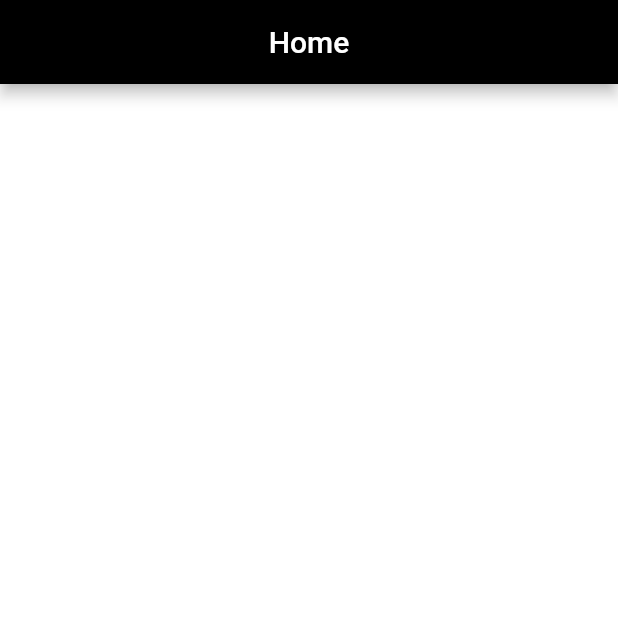
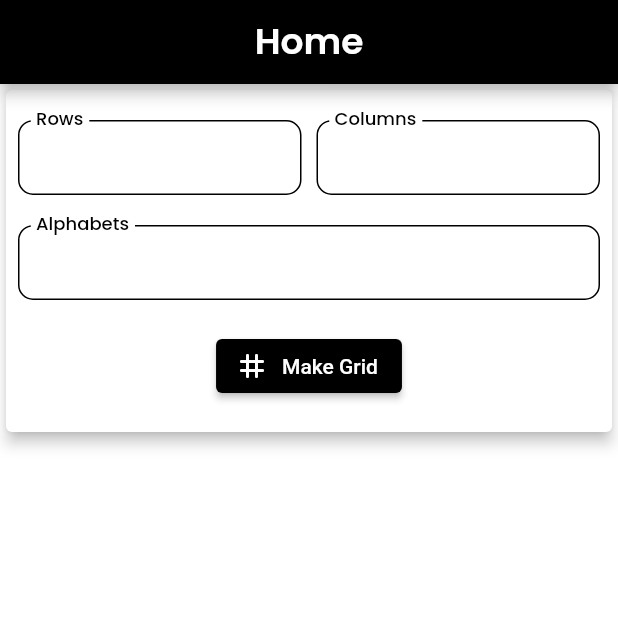
Before and after one commit to amrith-nath/Mobigic_test, a Flutter app: the screen it shows after launch, on a phone screen of 412 x 824 dp, the top half of it. Run offline on Flutter 3.47's test engine with Material 2 defaults, Android fonts, the phone set to English and light mode, and no system bars; our stand-ins replace animated_text_kit, get, google_fonts.

Commit message:
home screen completed

```diff
--- /dev/null
+++ b/lib/controllers/grid_controller/grid_controller.dart
@@ -0,0 +1,3 @@
+import 'package:get/get.dart';
+
+class GridController extends GetxController {}
--- a/lib/main.dart
+++ b/lib/main.dart
@@ -1,6 +1,6 @@
 import 'package:flutter/material.dart';
 import 'package:get/get.dart';
-import 'package:mobigic_test/views/core/colors/colors.dart';
+import 'package:mobigic_test/views/core/theme/theme.dart';
 import 'package:mobigic_test/views/splash/screen_splash.dart';
 
 void main() {
@@ -13,13 +13,9 @@ class MyApp extends StatelessWidget {
   @override
   Widget build(BuildContext context) {
     return GetMaterialApp(
-      debugShowCheckedModeBanner: true,
+      debugShowCheckedModeBanner: false,
       title: 'Mobigic demo',
-      theme: ThemeData(
-        primarySwatch: Colors.blue,
-        scaffoldBackgroundColor: kWhite,
-        appBarTheme: const AppBarTheme(backgroundColor: kBlack),
-      ),
+      theme: MyTheme.kThemeData,
       home: const ScreenSplash(),
     );
   }
--- /dev/null
+++ b/lib/views/core/constants/constants.dart
@@ -0,0 +1,8 @@
+import 'package:flutter/material.dart';
+
+var kHeight = const SizedBox(
+  height: 20,
+);
+var kwidth = const SizedBox(
+  width: 10,
+);
--- a/lib/views/core/fonts/fonts.dart
+++ b/lib/views/core/fonts/fonts.dart
@@ -1,12 +1,21 @@
 import 'package:flutter/material.dart';
 import 'package:google_fonts/google_fonts.dart';
+import 'package:mobigic_test/views/core/colors/colors.dart';
 
 class GoogleFont {
-  static final TextStyle splashStyle = GoogleFonts.manrope(
+  static final TextStyle splashStyle = GoogleFonts.poppins(
     fontSize: 48,
     fontWeight: FontWeight.w600,
     letterSpacing: 2,
-    color: Colors.black,
+    color: kBlack,
+    // decoration: TextDecoration.underline,
+  );
+  static final TextStyle appBarStyle = GoogleFonts.poppins(
+    fontSize: 24, fontWeight: FontWeight.w600, color: kWhite,
+    // decoration: TextDecoration.underline,
+  );
+  static final TextStyle textFieldStyle = GoogleFonts.poppins(
+    fontSize: 16, fontWeight: FontWeight.w500, color: kBlack,
     // decoration: TextDecoration.underline,
   );
 }
--- /dev/null
+++ b/lib/views/core/theme/theme.dart
@@ -0,0 +1,16 @@
+import 'package:flutter/material.dart';
+import 'package:mobigic_test/views/core/fonts/fonts.dart';
+
+import '../colors/colors.dart';
+
+class MyTheme {
+  static var kThemeData = ThemeData(
+    primarySwatch: Colors.blue,
+    scaffoldBackgroundColor: kWhite,
+    appBarTheme: AppBarTheme(
+      backgroundColor: kBlack,
+      centerTitle: true,
+      titleTextStyle: GoogleFont.appBarStyle,
+    ),
+  );
+}
--- a/lib/views/home/screen_home.dart
+++ b/lib/views/home/screen_home.dart
@@ -1,6 +1,6 @@
 import 'package:flutter/material.dart';
-import 'package:flutter/src/widgets/container.dart';
-import 'package:flutter/src/widgets/framework.dart';
+
+import 'widgets/input_card_widget.dart';
 
 class ScreenHome extends StatelessWidget {
   const ScreenHome({super.key});
@@ -9,8 +9,14 @@ class ScreenHome extends StatelessWidget {
   Widget build(BuildContext context) {
     return Scaffold(
       appBar: AppBar(
-        title: Text('Home'),
-        centerTitle: true,
+        title: const Text(
+          'Home',
+        ),
+      ),
+      body: Column(
+        children: [
+          InputCardWidget(),
+        ],
       ),
     );
   }
--- /dev/null
+++ b/lib/views/home/widgets/input_card_widget.dart
@@ -0,0 +1,142 @@
+import 'package:flutter/material.dart';
+import 'package:get/get.dart';
+import 'package:mobigic_test/views/grids/screen_grid.dart';
+
+import '../../core/colors/colors.dart';
+import '../../core/constants/constants.dart';
+import '../../core/fonts/fonts.dart';
+
+class InputCardWidget extends StatelessWidget {
+  InputCardWidget({super.key});
+
+  final TextEditingController rowController = TextEditingController();
+  final TextEditingController columnController = TextEditingController();
+  final TextEditingController alphabetController = TextEditingController();
+  final _formKey = GlobalKey<FormState>();
+
+  @override
+  Widget build(BuildContext context) {
+    return Card(
+      elevation: 4,
+      child: Padding(
+        padding: const EdgeInsets.symmetric(horizontal: 8.0),
+        child: Form(
+          key: _formKey,
+          child: Column(
+            mainAxisSize: MainAxisSize.min,
+            children: [
+              kHeight,
+              Row(
+                mainAxisAlignment: MainAxisAlignment.spaceAround,
+                children: [
+                  inpiutWidget(
+                    label: 'Rows',
+                    controller: rowController,
+                    validator: (value) {
+                      if (value == null || value.isEmpty) {
+                        return 'Please enter a number';
+                      } else if (value.contains(' ')) {
+                        return 'Please avoid spaces ' '';
+                      }
+                      return null;
+                    },
+                  ),
+                  kwidth,
+                  inpiutWidget(
+                    label: 'Columns',
+                    controller: columnController,
+                    validator: (value) {
+                      if (value == null || value.isEmpty) {
+                        return 'Please enter a number';
+                      } else if (value.contains(' ')) {
+                        return 'Please avoid spaces ' '';
+                      }
+                      return null;
+                    },
+                  ),
+                ],
+              ),
+              kHeight,
+              inpiutWidget(
+                label: 'Alphabets',
+                isNumber: false,
+                controller: alphabetController,
+                validator: (value) {
+                  if (value == null || value.isEmpty) {
+                    return 'Please enter some text';
+                  } else if (!rowController.text.contains(' ') &&
+                      !columnController.text.contains(' ')) {
+                    var a = int.parse(rowController.text.trim());
+                    var b = int.parse(columnController.text.trim());
+                    if (value.length < a * b) {
+                      return 'Need ${a * b} alphabets its only ${value.length}';
+                    } else if (value.length > a * b) {
+                      return 'Only ${a * b} alphabets needed now its ${value.length}';
+                    }
+
+                    return null;
+                  } else if (value.contains(' ')) {
+                    return 'Please avoid spaces ' '';
+                  }
+                  return null;
+                },
+              ),
+              kHeight,
+              ElevatedButton.icon(
+                style: ElevatedButton.styleFrom(backgroundColor: kBlack),
+                onPressed: () {
+                  if (_formKey.currentState!.validate()) {
+                    Get.to(
+                      () => const Screengrid(),
+                      transition: Transition.downToUp,
+                      duration: const Duration(milliseconds: 400),
+                    );
+                  }
+                },
+                icon: const Icon(Icons.grid_3x3_rounded),
+                label: const Text('Make Grid'),
+              ),
+              kHeight,
+            ],
+          ),
+        ),
+      ),
+    );
+  }
+
+  Flexible inpiutWidget({
+    required String label,
+    bool isNumber = true,
+    required TextEditingController controller,
+    required String? Function(String?)? validator,
+  }) {
+    return Flexible(
+      child: SizedBox(
+        height: 50,
+        child: TextFormField(
+          validator: validator,
+          controller: controller,
+          keyboardType: isNumber ? TextInputType.number : TextInputType.text,
+          decoration: InputDecoration(
+              border: OutlineInputBorder(
+                borderRadius: BorderRadius.circular(10),
+                borderSide: const BorderSide(color: kBlack),
+              ),
+              enabledBorder: OutlineInputBorder(
+                borderRadius: BorderRadius.circular(10),
+                borderSide: const BorderSide(color: kBlack),
+              ),
+              focusedBorder: OutlineInputBorder(
+                borderRadius: BorderRadius.circular(10),
+                borderSide: const BorderSide(color: kBlack),
+              ),
+              floatingLabelBehavior: FloatingLabelBehavior.always,
+              label: Text(
+                label,
+                style: GoogleFont.textFieldStyle,
+              )),
+        ),
+      ),
+    );
+  }
+}
--- a/lib/views/splash/screen_splash.dart
+++ b/lib/views/splash/screen_splash.dart
@@ -28,7 +28,7 @@ class ScreenSplash extends StatelessWidget {
     );
   }
 
-  startNavigate() async {
+  Future<void> startNavigate() async {
     await Future.delayed(const Duration(seconds: 6));
     Get.off(
       () => const ScreenHome(),
```
Also changed, not shown: lib/views/grids/screen_grid.dart (added, +12 -0 lines), pubspec.yaml (+0 -58 lines).
